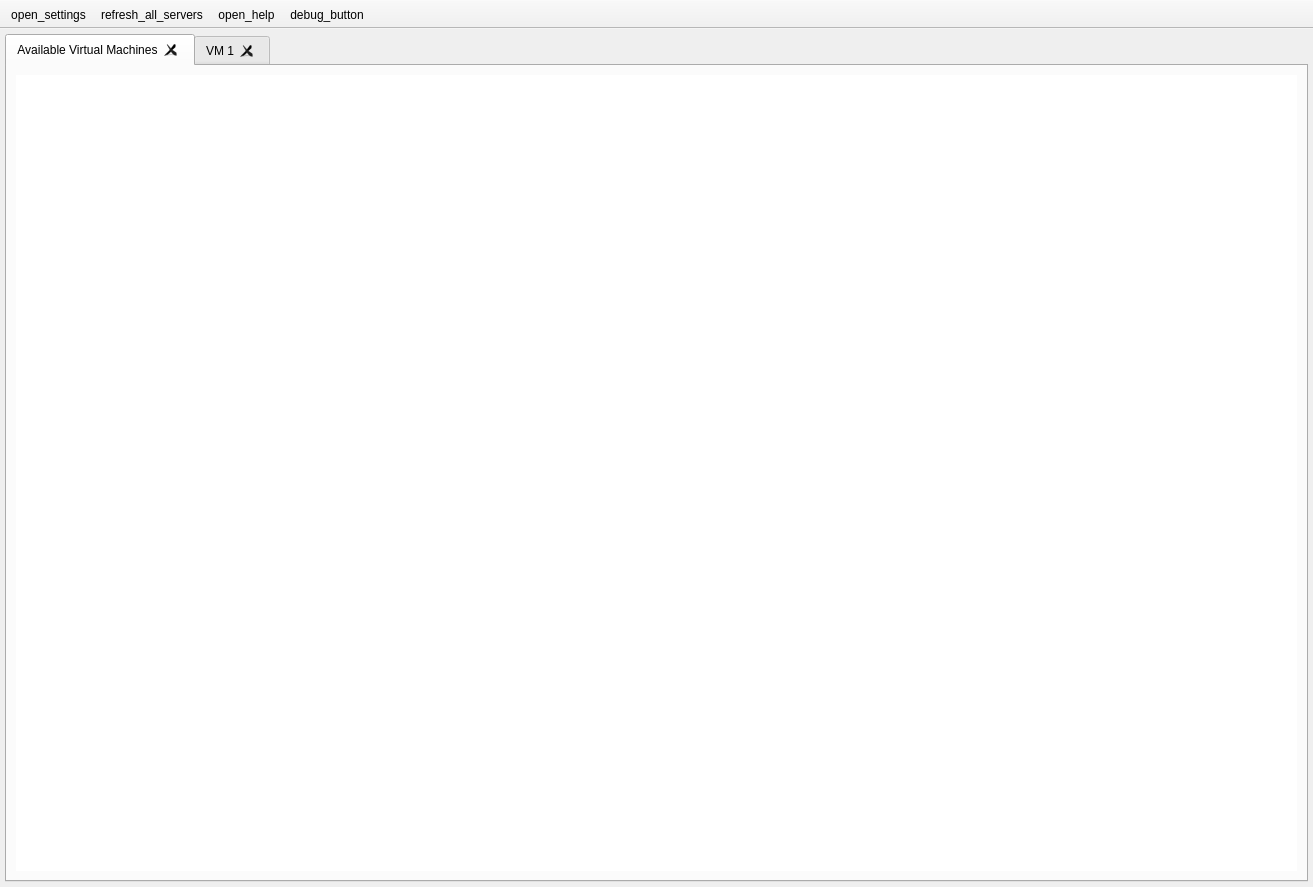
Old version of the form src/ui/main_window.ui in the repository matty45/collabvm-cpp-client.
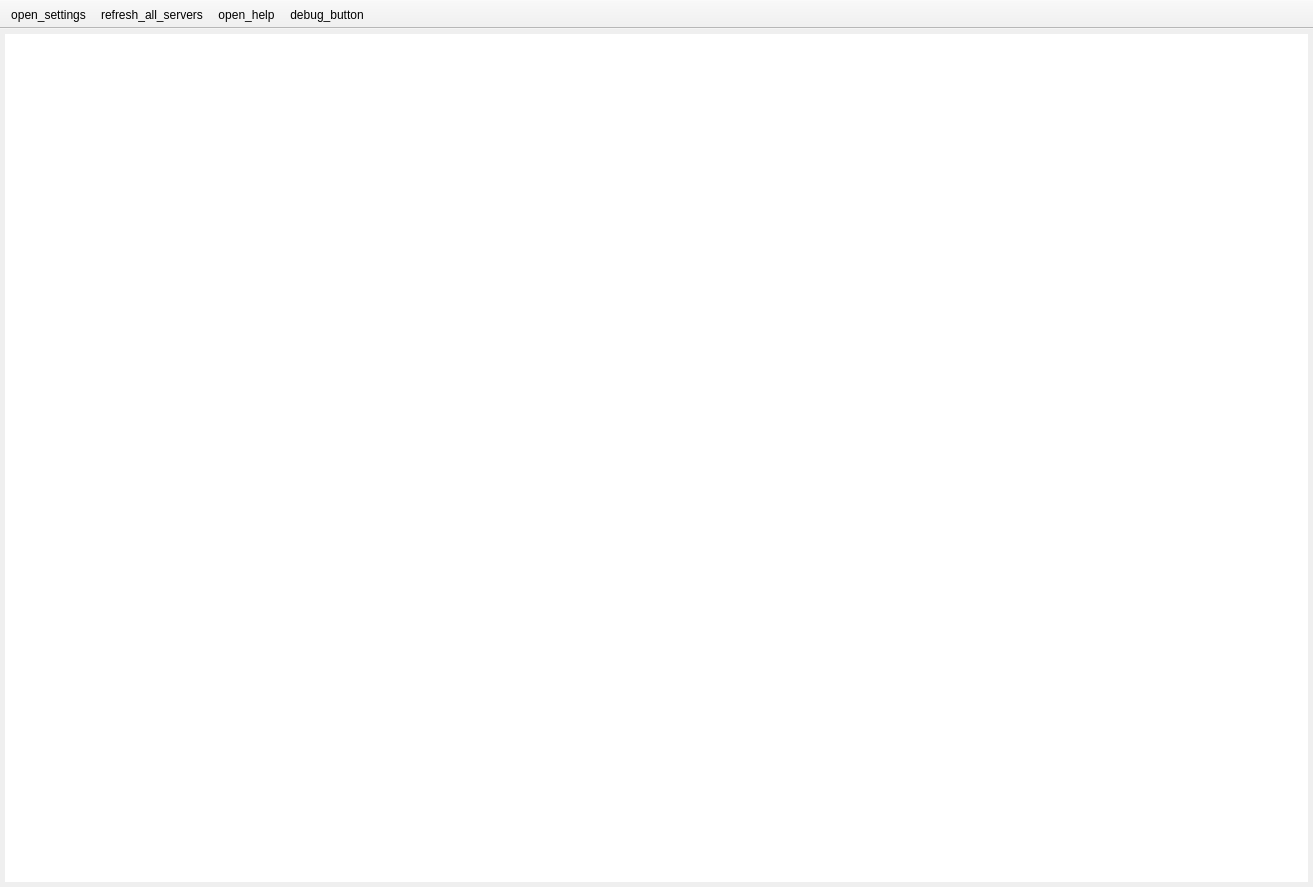
New version of the form. Icons and pictures are not drawn.

Commit message: Remove tabs in main window, might come back in a later version, idk

Diff of the .ui file:
```diff
--- a/src/ui/main_window.ui
+++ b/src/ui/main_window.ui
@@ -43,31 +43,6 @@
      <number>5</number>
     </property>
     <item row="0" column="0">
-     <widget class="QTabWidget" name="tabs">
-      <property name="currentIndex">
-       <number>0</number>
-      </property>
-      <property name="tabsClosable">
-       <bool>true</bool>
-      </property>
-      <property name="movable">
-       <bool>true</bool>
-      </property>
-      <property name="tabBarAutoHide">
-       <bool>false</bool>
-      </property>
-      <widget class="QWidget" name="vm_list_tab">
-       <property name="autoFillBackground">
-        <bool>false</bool>
-       </property>
-       <attribute name="icon">
-        <iconset theme="accessories-dictionary"/>
-       </attribute>
-       <attribute name="title">
-        <string>Available Virtual Machines</string>
-       </attribute>
-       <layout class="QGridLayout" name="vm_list_tab_grid_layout">
-        <item row="0" column="0">
          <widget class="QListView" name="vm_list_view">
           <property name="frameShape">
            <enum>QFrame::Shape::NoFrame</enum>
@@ -105,18 +80,6 @@
           <property name="uniformItemSizes">
            <bool>true</bool>
           </property>
-         </widget>
-        </item>
-       </layout>
-      </widget>
-      <widget class="QWidget" name="example_vm_tab">
-       <attribute name="icon">
-        <iconset theme="QIcon::ThemeIcon::Computer"/>
-       </attribute>
-       <attribute name="title">
-        <string>VM 1</string>
-       </attribute>
-      </widget>
      </widget>
     </item>
    </layout>
```
Lines whose indentation alone changed are shown as unchanged. The commit also changes 1 other file.
